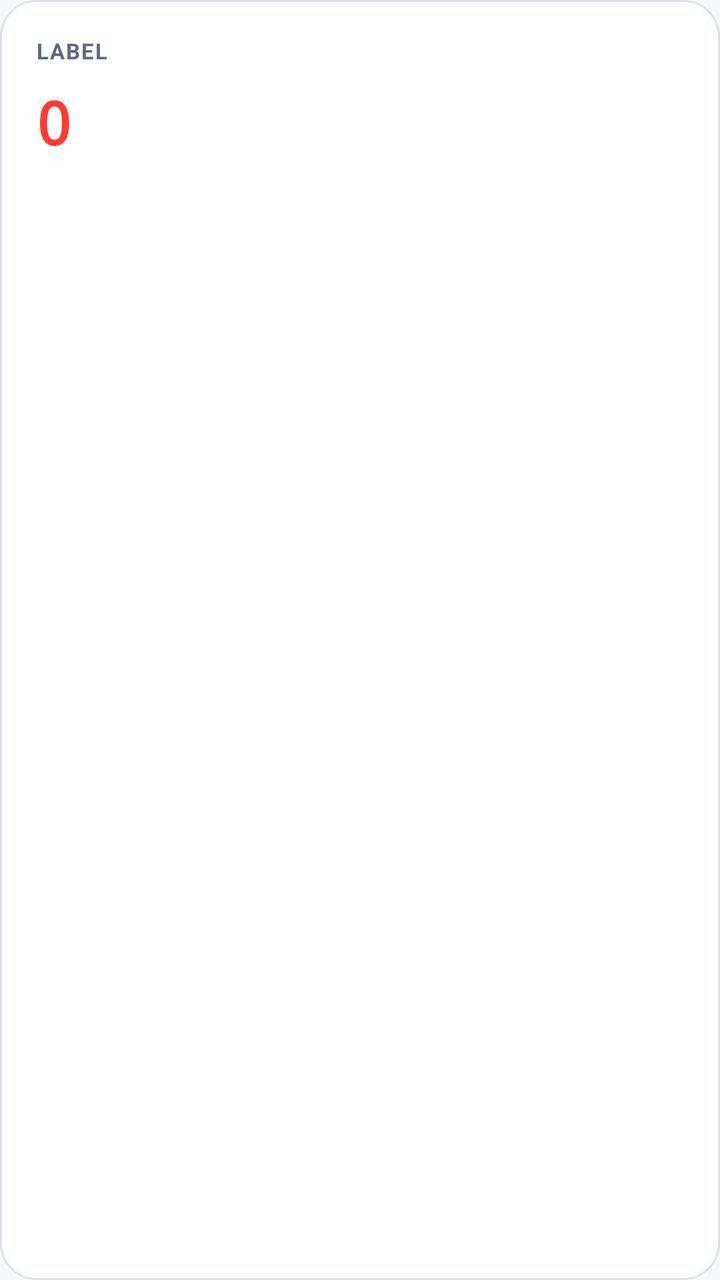
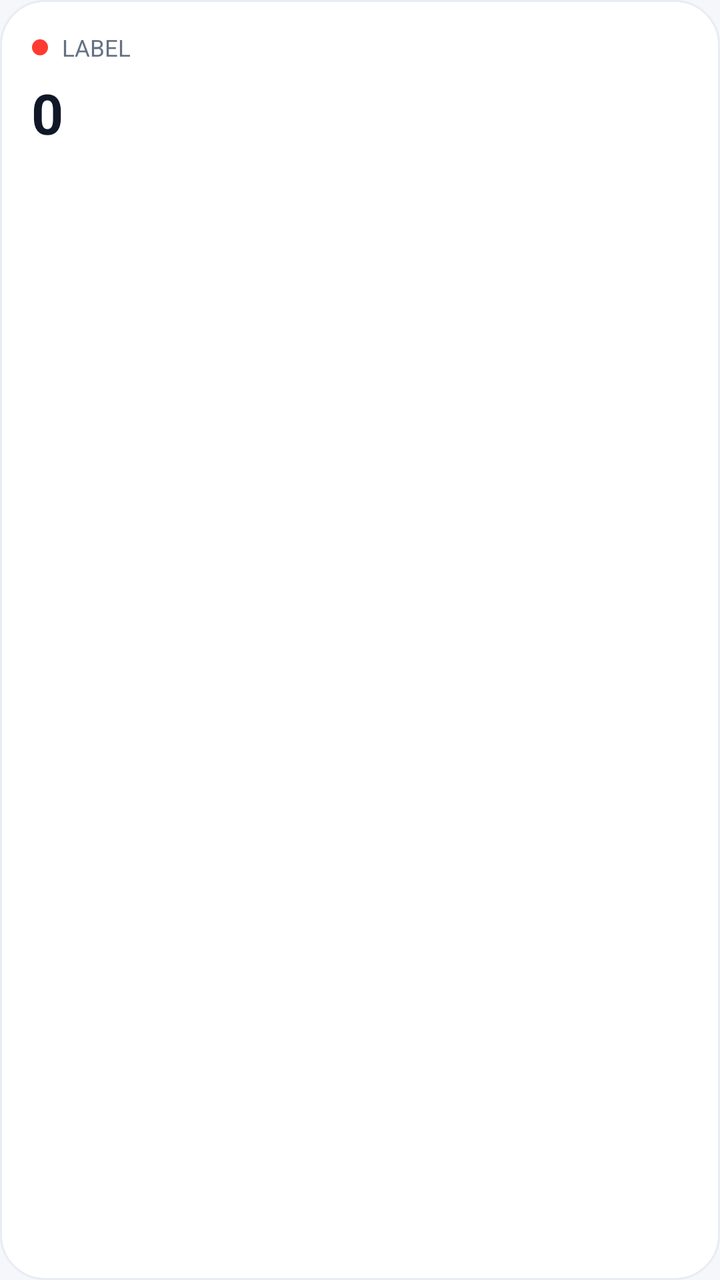

Before-and-after screenshots of an Android layout around one commit, followed by the original layout XML and the change that was made.
<!-- AndroidManifest.xml: application theme Theme.ItGuyAssets -->
<!-- res/layout/item_stat_card.xml -->
<?xml version="1.0" encoding="utf-8"?>
<LinearLayout xmlns:android="http://schemas.android.com/apk/res/android"
    android:layout_width="0dp"
    android:layout_height="wrap_content"
    android:layout_weight="1"
    android:layout_marginEnd="8dp"
    android:orientation="vertical"
    android:background="@drawable/card_bg"
    android:padding="18dp">

    <TextView
        android:id="@+id/statLabel"
        android:layout_width="match_parent"
        android:layout_height="wrap_content"
        android:textColor="@color/muted"
        android:textSize="11sp"
        android:textStyle="bold"
        android:letterSpacing="0.06"
        android:text="LABEL" />

    <TextView
        android:id="@+id/statValue"
        android:layout_width="match_parent"
        android:layout_height="wrap_content"
        android:layout_marginTop="8dp"
        android:fontFamily="monospace"
        android:textColor="@color/accent"
        android:textSize="30sp"
        android:textStyle="bold"
        android:text="0" />
</LinearLayout>
<!-- resources referenced by this layout -->
<resources>
  <color name="accent">#FF3B30</color>
  <color name="muted">#5C6A80</color>
  <!-- drawable card_bg (drawable) -->
  <?xml version="1.0" encoding="utf-8"?>
  <shape xmlns:android="http://schemas.android.com/apk/res/android" android:shape="rectangle">
      <solid android:color="@color/surface" />
      <corners android:radius="18dp" />
      <stroke android:width="1dp" android:color="@color/outline" />
  </shape>
  <style name="Theme.ItGuyAssets" parent="Base.Theme.ItGuyAssets">
          <item name="android:windowLightStatusBar">true</item>
      </style>
  <color name="surface">#FFFFFF</color>
  <color name="outline">#DCE1EA</color>
  <style name="Base.Theme.ItGuyAssets" parent="Theme.Material3.DayNight.NoActionBar">
          <item name="colorPrimary">@color/accent</item>
          <item name="colorOnPrimary">@color/on_accent</item>
          <item name="colorPrimaryContainer">@color/accent_container</item>
          <item name="colorOnPrimaryContainer">@color/accent</item>
          <item name="colorSecondary">@color/accent</item>
          <item name="colorSecondaryContainer">@color/accent_container</item>
          <item name="colorOnSecondaryContainer">@color/accent</item>
          <item name="android:colorBackground">@color/bg</item>
          <item name="colorSurface">@color/surface</item>
          <item name="colorSurfaceVariant">@color/surface_variant</item>
          <item name="colorOnSurface">@color/text</item>
          <item name="colorOnSurfaceVariant">@color/muted</item>
          <item name="colorOutline">@color/outline</item>
          <item name="android:windowBackground">@color/bg</item>
          <item name="android:statusBarColor">@color/bg</item>
          <item name="android:navigationBarColor">@color/bg</item>
          
          <item name="materialButtonStyle">@style/Button.IT</item>
          <item name="floatingActionButtonStyle">@style/FabPrimary</item>
      </style>
  <color name="on_accent">#FFFFFF</color>
  <color name="accent_container">#FFE3E0</color>
  <color name="bg">#F5F7FB</color>
  <color name="surface_variant">#EDF0F6</color>
  <color name="text">#141B26</color>
  <style name="Button.IT" parent="Widget.Material3.Button">
          <item name="cornerRadius">16dp</item>
          <item name="android:paddingTop">15dp</item>
          <item name="android:paddingBottom">15dp</item>
          <item name="android:textAllCaps">false</item>
          <item name="android:textSize">15sp</item>
          <item name="android:letterSpacing">0.01</item>
      </style>
  <style name="FabPrimary" parent="Widget.Material3.FloatingActionButton.Primary">
          <item name="backgroundTint">@color/accent</item>
          <item name="tint">@color/on_accent</item>
      </style>
</resources>

<!-- the commit's change to res/layout/item_stat_card.xml (unified diff, before → after) -->
@@ -3,29 +3,41 @@
     android:layout_width="0dp"
     android:layout_height="wrap_content"
     android:layout_weight="1"
-    android:layout_marginEnd="8dp"
+    android:layout_marginEnd="10dp"
+    android:background="@drawable/card_soft"
     android:orientation="vertical"
-    android:background="@drawable/card_bg"
-    android:padding="18dp">
+    android:padding="16dp">
 
-    <TextView
-        android:id="@+id/statLabel"
+    <LinearLayout
         android:layout_width="match_parent"
         android:layout_height="wrap_content"
-        android:textColor="@color/muted"
-        android:textSize="11sp"
-        android:textStyle="bold"
-        android:letterSpacing="0.06"
-        android:text="LABEL" />
+        android:gravity="center_vertical"
+        android:orientation="horizontal">
+
+        <View
+            android:id="@+id/statDot"
+            android:layout_width="8dp"
+            android:layout_height="8dp"
+            android:layout_marginEnd="7dp"
+            android:background="@drawable/dot" />
+
+        <TextView
+            android:id="@+id/statLabel"
+            android:layout_width="match_parent"
+            android:layout_height="wrap_content"
+            android:text="LABEL"
+            android:textColor="@color/text_soft"
+            android:textSize="11.5sp" />
+    </LinearLayout>
 
     <TextView
         android:id="@+id/statValue"
         android:layout_width="match_parent"
         android:layout_height="wrap_content"
-        android:layout_marginTop="8dp"
-        android:fontFamily="monospace"
-        android:textColor="@color/accent"
-        android:textSize="30sp"
+        android:layout_marginTop="6dp"
+        android:text="0"
+        android:textColor="@color/text_strong"
+        android:textSize="28sp"
         android:textStyle="bold"
-        android:text="0" />
+        android:letterSpacing="-0.03" />
 </LinearLayout>
<!-- resource entries referenced after the edit -->
@@ -1,17 +1,26 @@
 <!-- resources referenced by this layout -->
 <resources>
+  <color name="text_soft">#667085</color>
+  <color name="text_strong">#101828</color>
+  <!-- drawable card_soft (drawable) -->
+  <?xml version="1.0" encoding="utf-8"?>
+  <shape xmlns:android="http://schemas.android.com/apk/res/android" android:shape="rectangle">
+      <solid android:color="@color/card" />
+      <corners android:radius="22dp" />
+      <stroke android:width="1dp" android:color="@color/card_line" />
+  </shape>
+  <!-- drawable dot (drawable) -->
+  <?xml version="1.0" encoding="utf-8"?>
+  <shape xmlns:android="http://schemas.android.com/apk/res/android" android:shape="oval">
+      <solid android:color="@color/accent" />
+  </shape>
   <color name="accent">#FF3B30</color>
   <color name="muted">#5C6A80</color>
-  <!-- drawable card_bg (drawable) -->
-  <?xml version="1.0" encoding="utf-8"?>
-  <shape xmlns:android="http://schemas.android.com/apk/res/android" android:shape="rectangle">
-      <solid android:color="@color/surface" />
-      <corners android:radius="18dp" />
-      <stroke android:width="1dp" android:color="@color/outline" />
-  </shape>
   <style name="Theme.ItGuyAssets" parent="Base.Theme.ItGuyAssets">
           <item name="android:windowLightStatusBar">true</item>
       </style>
+  <color name="card">#FFFFFF</color>
+  <color name="card_line">#E8ECF4</color>
   <color name="surface">#FFFFFF</color>
   <color name="outline">#DCE1EA</color>
   <style name="Base.Theme.ItGuyAssets" parent="Theme.Material3.DayNight.NoActionBar">
@@ -24,6 +33,8 @@
           <item name="colorOnSecondaryContainer">@color/accent</item>
           <item name="android:colorBackground">@color/bg</item>
           <item name="colorSurface">@color/surface</item>
+          
+          <item name="elevationOverlayEnabled">false</item>
           <item name="colorSurfaceVariant">@color/surface_variant</item>
           <item name="colorOnSurface">@color/text</item>
           <item name="colorOnSurfaceVariant">@color/muted</item>
@@ -33,6 +44,7 @@
           <item name="android:navigationBarColor">@color/bg</item>
           
           <item name="materialButtonStyle">@style/Button.IT</item>
+          <item name="materialCardViewStyle">@style/Card</item>
           <item name="floatingActionButtonStyle">@style/FabPrimary</item>
       </style>
   <color name="on_accent">#FFFFFF</color>
@@ -48,6 +60,16 @@
           <item name="android:textSize">15sp</item>
           <item name="android:letterSpacing">0.01</item>
       </style>
+  <style name="Card" parent="Widget.MaterialComponents.CardView">
+          <item name="android:layout_width">match_parent</item>
+          <item name="android:layout_height">wrap_content</item>
+          <item name="cardBackgroundColor">@color/card</item>
+          <item name="cardCornerRadius">22dp</item>
+          <item name="cardElevation">2dp</item>
+          <item name="strokeColor">@color/card_line</item>
+          <item name="strokeWidth">1dp</item>
+          <item name="android:layout_marginTop">14dp</item>
+      </style>
   <style name="FabPrimary" parent="Widget.Material3.FloatingActionButton.Primary">
           <item name="backgroundTint">@color/accent</item>
           <item name="tint">@color/on_accent</item>
